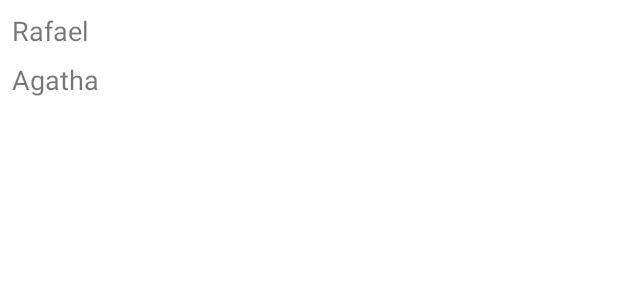
After one commit to rafaelvpiccolo/LoveCalculator, an Android app: the layout history_item.xml on its own in the app's theme, with its tools: preview values and no code run, on a phone screen of 412 x 824 dp. The commit adds this screen. Shown: the top 300 px of the screen. Run offline under Robolectric (Android 15) with nearby library versions, the phone set to English and light mode, and no system bars.

Commit message:
started history implementation

```diff
--- /dev/null
+++ b/app/src/main/res/layout/history_item.xml
@@ -0,0 +1,30 @@
+<?xml version="1.0" encoding="utf-8"?>
+<LinearLayout xmlns:android="http://schemas.android.com/apk/res/android"
+    xmlns:tools="http://schemas.android.com/tools"
+    android:orientation="vertical"
+    android:layout_width="match_parent"
+    android:layout_height="match_parent">
+
+    <TextView
+        android:id="@+id/history_name_one"
+        android:layout_width="match_parent"
+        android:layout_height="wrap_content"
+        android:textSize="18sp"
+        android:layout_marginTop="8dp"
+        android:layout_marginStart="8dp"
+        android:layout_marginEnd="8dp"
+        android:layout_marginBottom="8dp"
+        tools:text="Rafael">
+    </TextView>
+    <TextView
+        android:id="@+id/history_name_two"
+        android:layout_width="match_parent"
+        android:layout_height="wrap_content"
+        android:textSize="18sp"
+        android:layout_marginStart="8dp"
+        android:layout_marginEnd="8dp"
+        android:layout_marginBottom="8dp"
+        tools:text="Agatha">
+    </TextView>
+
+</LinearLayout>
--- a/app/src/main/res/values/strings.xml
+++ b/app/src/main/res/values/strings.xml
@@ -3,4 +3,5 @@
     <string name="ZeroPercent">Tap Me</string>
     <string name="lover_one">Lover one</string>
     <string name="lover_two">Lover two</string>
+    <string name="history">History</string>
 </resources>
```
Also changed, not shown: app/src/main/AndroidManifest.xml (+9 -1 lines), app/src/main/java/com/rafaelpiccolo/lovecalculator/adapter/HistoryAdapter.java (added, +74 -0 lines), app/src/main/java/com/rafaelpiccolo/lovecalculator/controller/HistoryController.java (added, +21 -0 lines), app/src/main/java/com/rafaelpiccolo/lovecalculator/model/HistoryItem.java (added, +48 -0 lines), app/src/main/java/com/rafaelpiccolo/lovecalculator/view/HistoryActivity.java (added, +41 -0 lines), app/src/main/java/com/rafaelpiccolo/lovecalculator/view/MainActivity.java (+23 -0 lines), app/src/main/res/drawable-anydpi/ic_history.xml (added, +11 -0 lines), app/src/main/res/layout/activity_history.xml (added, +15 -0 lines), app/src/main/res/menu/history_button_menu.xml (added, +10 -0 lines), app/src/main/res/drawable-hdpi/ic_history.png (added), app/src/main/res/drawable-mdpi/ic_history.png (added), app/src/main/res/drawable-xhdpi/ic_history.png (added), app/src/main/res/drawable-xxhdpi/ic_history.png (added).
